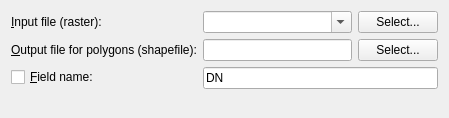
This is qgis/python/plugins/GdalTools/tools/widgetPolygonize.ui in sourcepole/qgis as Qt 5 draws it before an edit. The edited form follows.
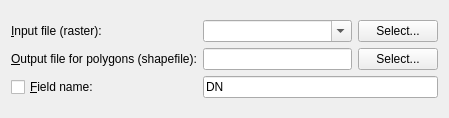
This is the edited form.

Commit message: replaced all QFormLayouts with QGridLayouts

Patch:
```diff
--- a/qgis/python/plugins/GdalTools/tools/widgetPolygonize.ui
+++ b/qgis/python/plugins/GdalTools/tools/widgetPolygonize.ui
@@ -11,7 +11,7 @@
    </rect>
   </property>
   <property name="sizePolicy">
-   <sizepolicy hsizetype="Expanding" vsizetype="Expanding">
+   <sizepolicy hsizetype="Expanding" vsizetype="Preferred">
     <horstretch>0</horstretch>
     <verstretch>0</verstretch>
    </sizepolicy>
@@ -21,7 +21,7 @@
   </property>
   <layout class="QVBoxLayout" name="verticalLayout">
    <item>
-    <layout class="QFormLayout" name="formLayout">
+    <layout class="QGridLayout" name="gridLayout">
      <item row="0" column="0">
       <widget class="QLabel" name="label">
        <property name="text">
@@ -90,13 +90,6 @@
        </item>
       </layout>
      </item>
-     <item row="2" column="1">
-      <widget class="QLineEdit" name="fieldEdit">
-       <property name="text">
-        <string>DN</string>
-       </property>
-      </widget>
-     </item>
      <item row="2" column="0">
       <widget class="QCheckBox" name="fieldCheck">
        <property name="text">
@@ -104,6 +97,13 @@
        </property>
       </widget>
      </item>
+     <item row="2" column="1">
+      <widget class="QLineEdit" name="fieldEdit">
+       <property name="text">
+        <string>DN</string>
+       </property>
+      </widget>
+     </item>
     </layout>
    </item>
   </layout>
```
The commit also changes 16 other files.
